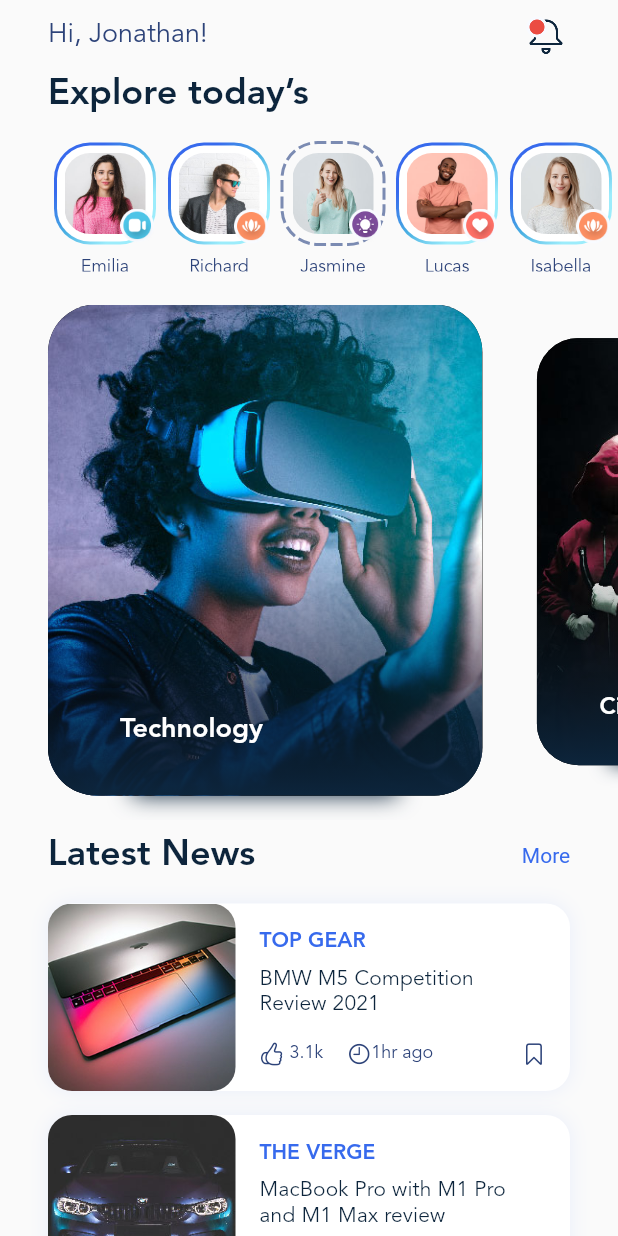
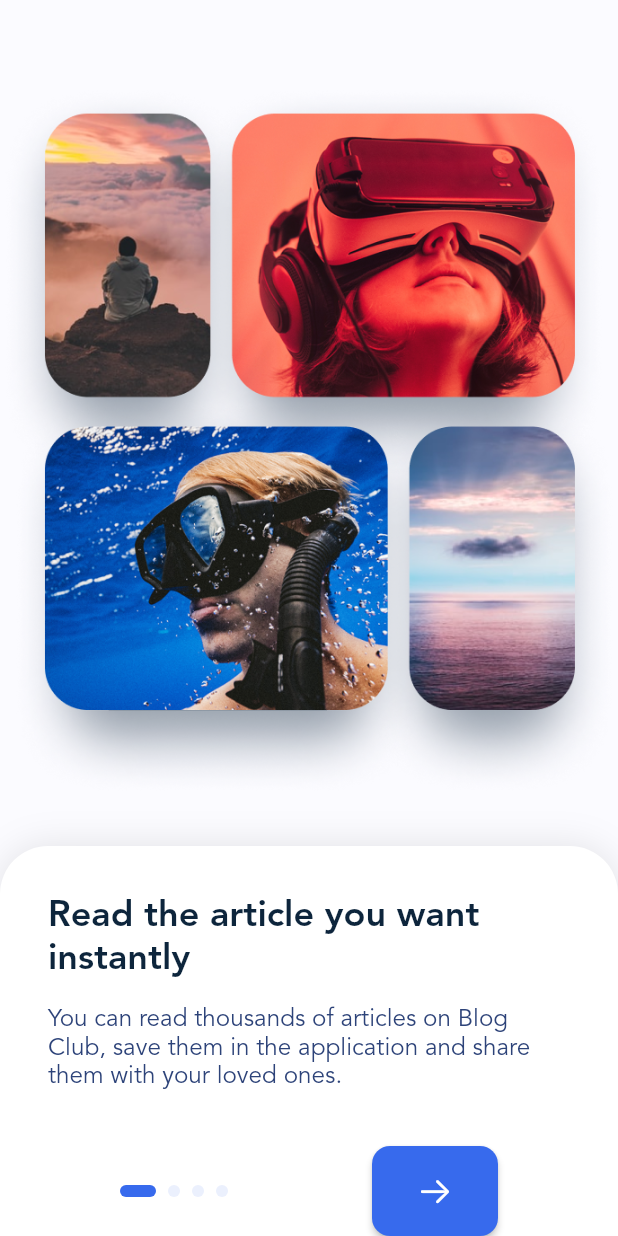
Before and after one commit to AtaMeydani/blog-club, a Flutter app: the screen it shows after launch, on a phone screen of 412 x 824 dp. Run offline on Flutter 3.47's test engine with Material 2 defaults, Android fonts, the phone set to English and light mode, and no system bars; drawn by our look-alikes of carousel_slider, dotted_border, smooth_page_indicator; our stand-ins replace flutter_svg.

Commit message:
Implement OnboardingScreen

```diff
--- a/lib/data.dart
+++ b/lib/data.dart
@@ -93,4 +93,19 @@ class AppDatabase {
         time: '41hr ago',
         imageFileName: 'small_post_3.jpg'),
   ];
+
+  static final List<OnboardingItem> onboardingItems = List.generate(
+    4,
+    (index) => const OnboardingItem(
+      'Read the article you want instantly',
+      'You can read thousands of articles on Blog Club, save them in the application and share them with your loved ones.',
+    ),
+  );
 }
+
+class OnboardingItem {
+  final String title;
+  final String description;
+
+  const OnboardingItem(this.title, this.description);
+}
--- a/lib/main.dart
+++ b/lib/main.dart
@@ -1,5 +1,6 @@
 import 'package:blog_club/gen/assets.gen.dart';
 import 'package:blog_club/gen/fonts.gen.dart';
+import 'package:blog_club/onboarding_screen.dart';
 import 'package:blog_club/splash_screen.dart';
 import 'package:flutter/material.dart';
 import 'package:flutter/services.dart';
@@ -17,6 +18,7 @@ void main() {
 class MainApp extends StatelessWidget {
   static const primaryTextColor = Color(0xff0D253C);
   static const secondaryTextColor = Color(0xff2D4379);
+  static const primaryColor = Color(0xFF376AED);
   const MainApp({super.key});
 
   @override
@@ -36,8 +38,16 @@ class MainApp extends StatelessWidget {
       //     ),
       //   ],
       // ),
-      home: const SplashScreen(),
+      home: const OnboardingScreen(),
       theme: ThemeData(
+        colorScheme: const ColorScheme.light(
+          primary: primaryColor,
+          onPrimary: Colors.white,
+          onSurface: primaryTextColor,
+          onBackground: primaryTextColor,
+          background: Color(0xFFFBFBFF),
+          surface: Colors.white,
+        ),
         textButtonTheme: const TextButtonThemeData(
           style: ButtonStyle(
             textStyle: MaterialStatePropertyAll(
--- /dev/null
+++ b/lib/onboarding_screen.dart
@@ -0,0 +1,146 @@
+import 'package:blog_club/data.dart';
+import 'package:blog_club/gen/assets.gen.dart';
+import 'package:blog_club/home_screen.dart';
+import 'package:flutter/cupertino.dart';
+import 'package:flutter/material.dart';
+import 'package:smooth_page_indicator/smooth_page_indicator.dart';
+
+class OnboardingScreen extends StatefulWidget {
+  const OnboardingScreen({super.key});
+
+  @override
+  State<OnboardingScreen> createState() => _OnboardingScreenState();
+}
+
+class _OnboardingScreenState extends State<OnboardingScreen> {
+  final items = AppDatabase.onboardingItems;
+  final PageController _pageController = PageController();
+  int page = 0;
+
+  @override
+  void initState() {
+    _pageController.addListener(() {
+      if (_pageController.page!.toInt() != page) {
+        setState(() {
+          page = _pageController.page!.toInt();
+        });
+      }
+    });
+    super.initState();
+  }
+
+  @override
+  Widget build(BuildContext context) {
+    final ThemeData themeData = Theme.of(context);
+
+    return Scaffold(
+      backgroundColor: themeData.colorScheme.background,
+      body: SafeArea(
+        child: Column(
+          children: [
+            Expanded(
+              child: Padding(
+                padding: const EdgeInsets.only(top: 32, bottom: 8),
+                child: Assets.img.background.onboarding.image(),
+              ),
+            ),
+            Container(
+              height: 260,
+              decoration: BoxDecoration(
+                color: themeData.colorScheme.surface,
+                boxShadow: [
+                  BoxShadow(
+                    blurRadius: 20,
+                    color: Colors.black.withOpacity(.1),
+                  )
+                ],
+                borderRadius: const BorderRadius.only(
+                  topLeft: Radius.circular(32),
+                  topRight: Radius.circular(32),
+                ),
+              ),
+              child: Column(
+                children: [
+                  Expanded(
+                    child: PageView.builder(
+                      itemCount: items.length,
+                      controller: _pageController,
+                      itemBuilder: (context, index) {
+                        return Padding(
+                          padding: const EdgeInsets.symmetric(horizontal: 32, vertical: 32),
+                          child: Column(
+                            mainAxisAlignment: MainAxisAlignment.start,
+                            children: [
+                              Text(
+                                items[index].title,
+                                style: themeData.textTheme.headlineMedium,
+                              ),
+                              const SizedBox(
+                                height: 16,
+                              ),
+                              Text(
+                                items[index].description,
+                                style: themeData.textTheme.titleMedium!.apply(fontSizeFactor: .9),
+                              ),
+                            ],
+                          ),
+                        );
+                      },
+                    ),
+                  ),
+                  Padding(
+                    padding: const EdgeInsets.symmetric(horizontal: 32),
+                    child: Row(
+                      mainAxisAlignment: MainAxisAlignment.spaceAround,
+                      children: [
+                        SmoothPageIndicator(
+                          controller: _pageController,
+                          count: items.length,
+                          effect: ExpandingDotsEffect(
+                            dotWidth: 8,
+                            dotHeight: 8,
+                            activeDotColor: themeData.colorScheme.primary,
+                            dotColor: themeData.colorScheme.primary.withOpacity(.1),
+                          ),
+                        ),
+                        ElevatedButton(
+                          onPressed: () {
+                            if (page == items.length - 1) {
+                              Navigator.pushReplacement(
+                                context,
+                                MaterialPageRoute(
+                                  builder: (context) => const HomeScreen(),
+                                ),
+                              );
+                            } else {
+                              _pageController.animateToPage(
+                                page + 1,
+                                duration: const Duration(milliseconds: 500),
+                                curve: Curves.decelerate,
+                              );
+                            }
+                          },
+                          style: ButtonStyle(
+                            minimumSize: const MaterialStatePropertyAll(Size(84, 60)),
+                            shape: MaterialStatePropertyAll(
+                              RoundedRectangleBorder(
+                                borderRadius: BorderRadius.circular(12),
+                              ),
+                            ),
+                          ),
+                          child: Icon(
+                            page == items.length - 1 ? CupertinoIcons.check_mark : CupertinoIcons.arrow_right,
+                          ),
+                        ),
+                      ],
+                    ),
+                  ),
+                ],
+              ),
+            ),
+          ],
+        ),
+      ),
+    );
+  }
+}
--- a/pubspec.yaml
+++ b/pubspec.yaml
@@ -13,6 +13,7 @@ dependencies:
   flutter:
     sdk: flutter
   flutter_svg: ^2.0.4
+  smooth_page_indicator: ^1.0.1
 
 dev_dependencies:
   flutter_test:
```
Also changed, not shown: pubspec.lock.
